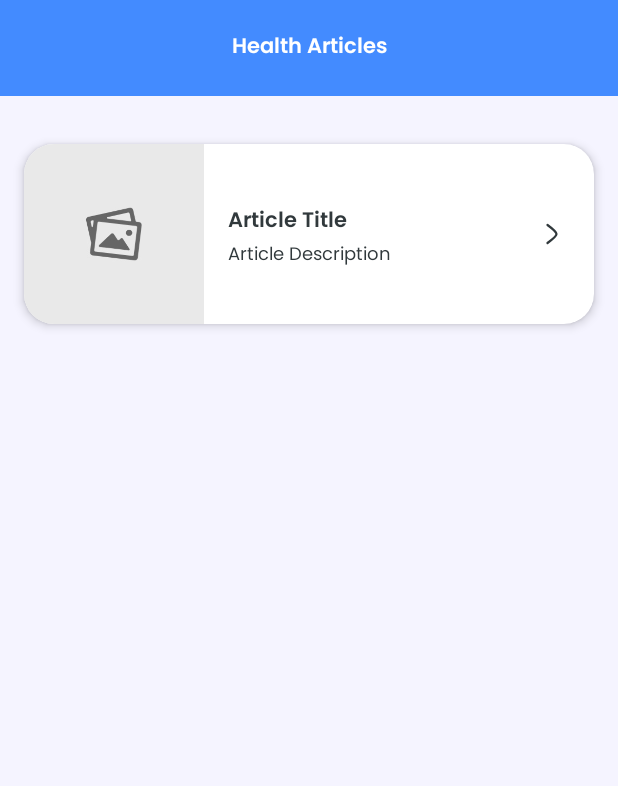
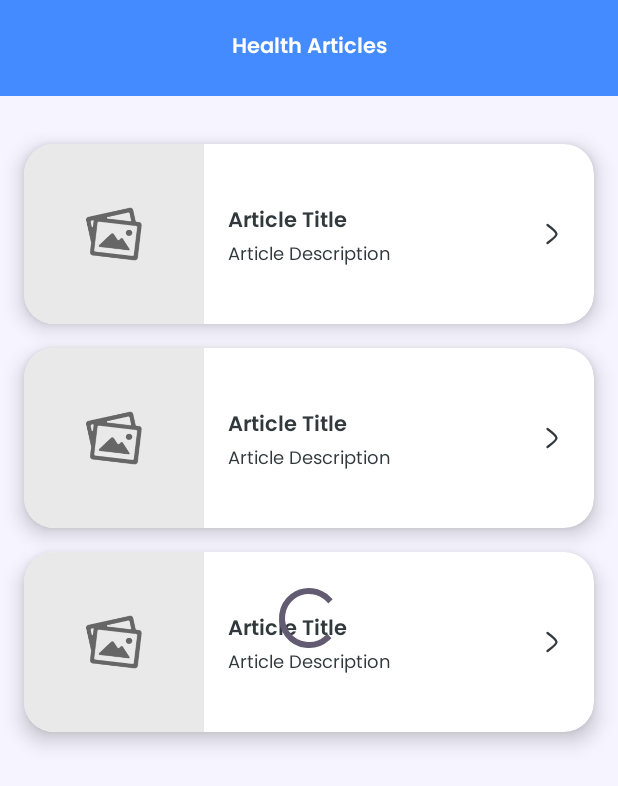
Before and after one commit to DermaSeer/DermaSeer-app, an Android app: the layout fragment_article.xml on its own in the app's theme, with its tools: preview values and no code run, on a phone screen of 412 x 824 dp. Shown: the top 786 px of the screen. Run offline under Robolectric (Android 15) with nearby library versions, the phone set to English and light mode, and no system bars.

Commit message:
create adapter article and list product

```diff
--- a/app/src/main/res/layout/fragment_article.xml
+++ b/app/src/main/res/layout/fragment_article.xml
@@ -39,6 +39,17 @@
             app:layout_constraintBottom_toBottomOf="parent"
             tools:listitem="@layout/item_article" />
 
+        <ProgressBar
+            android:id="@+id/progressBar"
+            android:layout_width="wrap_content"
+            android:layout_height="wrap_content"
+            android:visibility="gone"
+            app:layout_constraintBottom_toBottomOf="parent"
+            app:layout_constraintEnd_toEndOf="parent"
+            app:layout_constraintStart_toStartOf="parent"
+            app:layout_constraintTop_toTopOf="parent"
+            tools:visibility="visible" />
+
     </androidx.constraintlayout.widget.ConstraintLayout>
 
 </FrameLayout>
--- a/app/src/main/res/layout/item_article.xml
+++ b/app/src/main/res/layout/item_article.xml
@@ -1,27 +1,19 @@
 <?xml version="1.0" encoding="utf-8"?>
-<androidx.constraintlayout.widget.ConstraintLayout xmlns:android="http://schemas.android.com/apk/res/android"
+<androidx.cardview.widget.CardView
+    xmlns:android="http://schemas.android.com/apk/res/android"
     xmlns:app="http://schemas.android.com/apk/res-auto"
     xmlns:tools="http://schemas.android.com/tools"
     android:layout_width="match_parent"
-    android:layout_height="match_parent">
-
-    <com.google.android.material.card.MaterialCardView
-        android:id="@+id/card_article"
-        android:layout_width="0dp"
     android:layout_height="wrap_content"
     android:layout_marginStart="16dp"
     android:layout_marginEnd="16dp"
     android:layout_marginTop="8dp"
     android:layout_marginBottom="8dp"
+    app:cardCornerRadius="20dp"
+    app:cardElevation="8dp"
     android:backgroundTint="@color/white"
-        app:cardCornerRadius="20dp"
-        app:cardElevation="4dp"
-        app:strokeWidth="0dp"
     android:clickable="true"
-        android:focusable="true"
-        app:layout_constraintEnd_toEndOf="parent"
-        app:layout_constraintStart_toStartOf="parent"
-        app:layout_constraintTop_toTopOf="parent">
+    android:focusable="true">
 
     <androidx.constraintlayout.widget.ConstraintLayout
         android:layout_width="match_parent"
@@ -50,7 +42,7 @@
             android:layout_marginStart="16dp"
             app:layout_constraintStart_toEndOf="@id/ivArticleImage"
             app:layout_constraintTop_toTopOf="parent"
-                app:layout_constraintBottom_toBottomOf="parent"/>
+            app:layout_constraintBottom_toBottomOf="parent" />
 
         <TextView
             android:id="@+id/tvArticleDescription"
@@ -77,6 +69,4 @@
 
     </androidx.constraintlayout.widget.ConstraintLayout>
 
-    </com.google.android.material.card.MaterialCardView>
-
-</androidx.constraintlayout.widget.ConstraintLayout>
+</androidx.cardview.widget.CardView>
```
Also changed, not shown: app/src/main/java/com/dermaseer/dermaseer/adapter/ArticleAdapter.kt (added, +57 -0 lines), app/src/main/java/com/dermaseer/dermaseer/adapter/ProductAdapter.kt (added, +51 -0 lines). Lines whose indentation alone changed are shown as unchanged.
